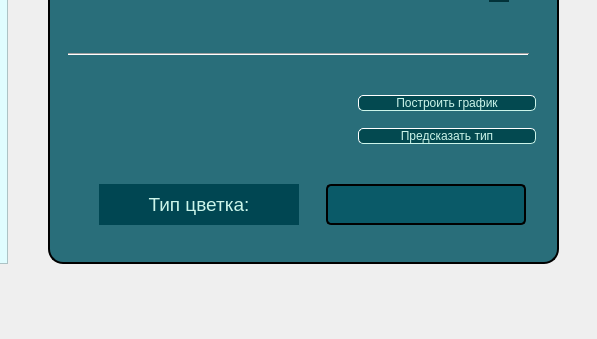
The window that mainwindow.ui (EL96cpp/KnnVisualiser) describes before a commit, drawn with Qt 5; both pictures show x 742 to 1339 and y 496 to 835 of the 1339 by 835 pixel window.
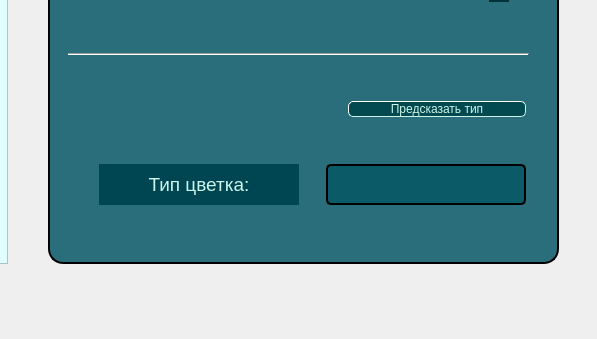
The same window after the commit. Icons and pictures are not drawn.

Commit message: Added disabling feature checkBoxes code to on_featuresComboBox_currentTextChanged() slot to make sure user will input all data, required to add user's input to plot

```diff
--- a/mainwindow.ui
+++ b/mainwindow.ui
@@ -824,7 +824,7 @@
      <property name="geometry">
       <rect>
        <x>30</x>
-       <y>620</y>
+       <y>600</y>
        <width>471</width>
        <height>41</height>
       </rect>
@@ -923,39 +923,13 @@
     <widget class="QWidget" name="layoutWidget">
      <property name="geometry">
       <rect>
-       <x>310</x>
-       <y>520</y>
+       <x>300</x>
+       <y>510</y>
        <width>178</width>
        <height>71</height>
       </rect>
      </property>
      <layout class="QVBoxLayout" name="verticalLayout_3">
-      <item>
-       <widget class="QPushButton" name="startLearnButton">
-        <property name="styleSheet">
-         <string notr="true">#startLearnButton {
-
-	background-color: rgb(3, 73, 80);
-	color: rgb(204, 245, 234);
-    border-style: outset;
-    border-width: 1px;
-	border-color: rbg(154, 173, 176);
-    border-radius: 5px;
-
-}
-
-#startLearnButton:hover {
-
-	background-color: rgb(79, 128, 133);
-	color: rgb(255, 255, 255);
-
-}</string>
-        </property>
-        <property name="text">
-         <string>Построить график</string>
-        </property>
-       </widget>
-      </item>
       <item>
        <widget class="QPushButton" name="predictButton">
         <property name="styleSheet">
```
The commit also changes 2 other files.
